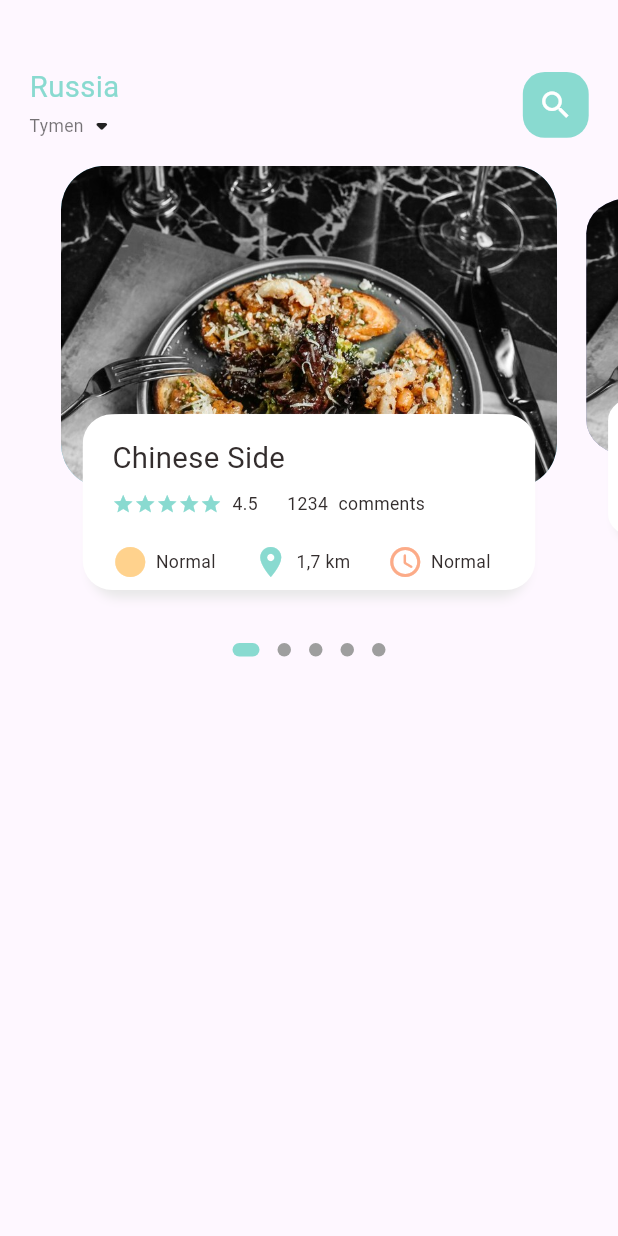
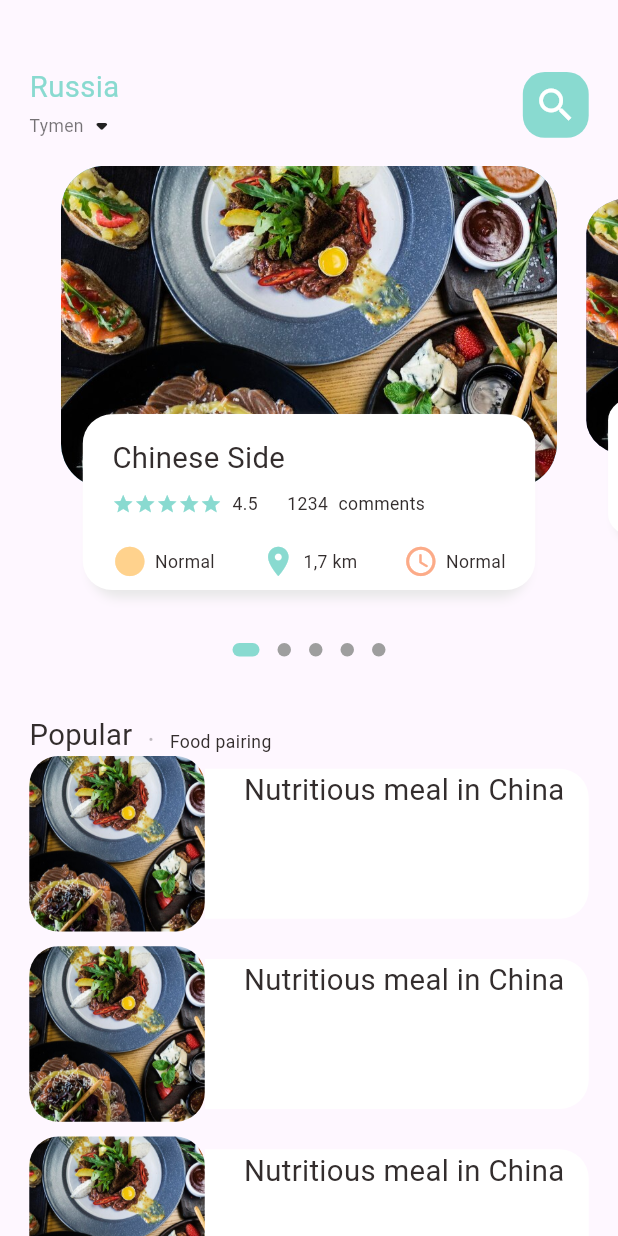
Before and after one commit to GirichevVasiliy/food_delivery, a Flutter app: the screen it shows after launch, on a phone screen of 412 x 824 dp. Run offline on Flutter 3.47's test engine with Material 3 defaults, Android fonts, the phone set to English and light mode, and no system bars; drawn by our look-alikes of dots_indicator; our stand-ins replace get.

Commit message:
04.06.24: Widget-Popular food

```diff
--- a/lib/home/food_page_body.dart
+++ b/lib/home/food_page_body.dart
@@ -1,5 +1,7 @@
 import 'package:dots_indicator/dots_indicator.dart';
+import 'package:flutter/cupertino.dart';
 import 'package:flutter/material.dart';
+import 'package:flutter/widgets.dart';
 import 'package:food_delivery/utils/colors.dart';
 import 'package:food_delivery/utils/dimensions.dart';
 import 'package:food_delivery/widgets/big_text.dart';
@@ -41,6 +43,7 @@ class _FoodPageBodyState extends State<FoodPageBody> {
   Widget build(BuildContext context) {
     return Column(
       children: [
+        // 1. Секция слайдера - карусели
         Container(
           //color: Colors.red,
           height: Dimensions.pageView,
@@ -51,6 +54,8 @@ class _FoodPageBodyState extends State<FoodPageBody> {
                 return _buildPageItem(position);
               }),
         ),
+
+        // 2. Секция точек под каруселью
         new DotsIndicator(
           dotsCount: 5,
           position: _currPageValue,
@@ -62,6 +67,80 @@ class _FoodPageBodyState extends State<FoodPageBody> {
                 borderRadius: BorderRadius.circular(5.0)),
           ),
         ),
+
+        // 3. Популярный текст
+        SizedBox(height: Dimensions.height30,),
+        Container(
+          margin: EdgeInsets.only(left: Dimensions.width20),
+          child: Row(
+            crossAxisAlignment: CrossAxisAlignment.end,
+            children: [
+              BigText(text: "Popular"),
+              SizedBox(width: Dimensions.width10,),
+              Container(
+                margin: const EdgeInsets.only(bottom: 3),
+                child: BigText(text: ".", color: Colors.black26),
+              ),
+              SizedBox(width: Dimensions.width10,),
+              Container(
+                margin: const EdgeInsets.only(bottom: 2),
+                child:  SmallText(text: "Food pairing"),
+              ),
+            ],
+          ),
+        ),
+
+        // 4. Список популярной еды
+        Container(
+          height: 900,
+          child: ListView.builder(
+              physics: NeverScrollableScrollPhysics(),
+              shrinkWrap: true,
+              itemCount: 10, //Количество элементов
+              itemBuilder: (context, index) {
+                return Container(
+                  margin: EdgeInsets.only(left: Dimensions.width20, right: Dimensions.width20, bottom: Dimensions.height10),
+                  child: Row(
+                    children: [
+                      // Картинка малая
+                      Container(
+                        width: Dimensions.height120,
+                        height: Dimensions.height120,
+                        decoration: BoxDecoration(
+                          borderRadius: BorderRadius.circular(Dimensions.radius20),
+                          color: Colors.white38,
+                          image: DecorationImage(
+                            fit: BoxFit.cover,
+                              image: AssetImage("assets/image/food_3.jpg")
+                          ),
+                        ),
+                      ),
+                      // Текстовый контейнер
+                      Expanded(
+                        child: Container(
+                          height: 100,
+                          decoration: BoxDecoration(
+                            borderRadius: BorderRadius.only(
+                              topRight: Radius.circular(Dimensions.radius20),
+                              bottomRight: Radius.circular(Dimensions.radius20),
+                            ),
+                             color: Colors.white,
+                          ),
+                          child: Padding(
+                            padding: EdgeInsets.only(left: Dimensions.width10),
+                            child: Column(
+                              children: [
+                                BigText(text: "Nutritious meal in China")
+                              ],
+                            ),
+                          ),
+                        ),
+                      )
+                    ],
+                  ),
+                );
+              }),
+        )
       ],
     );
   }
@@ -106,7 +185,7 @@ class _FoodPageBodyState extends State<FoodPageBody> {
                 color: index.isEven ? Color(0xFF69c5df) : Color(0xFF9294cc),
                 image: DecorationImage(
                     fit: BoxFit.cover,
-                    image: AssetImage("assets/image/food_1.jpg"))),
+                    image: AssetImage("assets/image/food_3.jpg"))),
           ),
           Align(
             alignment: Alignment.bottomCenter,
--- a/lib/home/main_food_page.dart
+++ b/lib/home/main_food_page.dart
@@ -41,7 +41,7 @@ class _MainFoodPageState extends State<MainFoodPage> {
                   child: Container(
                     width: Dimensions.width45,
                     height: Dimensions.height45,
-                    child: Icon(Icons.search, color: Colors.white),
+                    child: Icon(Icons.search, color: Colors.white, size: Dimensions.iconSize30),
                     decoration: BoxDecoration(
                       borderRadius: BorderRadius.circular(Dimensions.radius15),
                       color: AppColors.mainColor,
@@ -53,7 +53,9 @@ class _MainFoodPageState extends State<MainFoodPage> {
           ),
         ),
         // Тело страницы
-        FoodPageBody(),
+        Expanded(child: SingleChildScrollView(
+          child: FoodPageBody(),
+        ))
       ],
     ));
   }
--- a/lib/utils/dimensions.dart
+++ b/lib/utils/dimensions.dart
@@ -13,8 +13,10 @@ class Dimensions {
   static double height10 = screenHeight / 84.4; // screenHeight к примеру 844 / 10
   static double height15 = screenHeight / 56.27;
   static double height20 = screenHeight / 42.2;
+  static double height24 = screenHeight / 35.17;
   static double height30 = screenHeight / 28.13;
   static double height45 = screenHeight / 18.76;
+  static double height120 = screenHeight / 7.04;
 
   // Динамический Fonts
   static double font20 = screenHeight / 42.2;
@@ -32,4 +34,8 @@ class Dimensions {
   static double width20 = screenHeight / 42.2;
   static double width30 = screenHeight / 28.13;
   static double width45 = screenHeight / 18.76;
+
+  // icon Size
+  static double iconSize24 = screenHeight / 35.17;
+  static double iconSize30 = screenHeight / 28.13;
 }
--- a/lib/widgets/icon_and_text_widget.dart
+++ b/lib/widgets/icon_and_text_widget.dart
@@ -1,4 +1,5 @@
 import 'package:flutter/cupertino.dart';
+import 'package:food_delivery/utils/dimensions.dart';
 import 'package:food_delivery/widgets/small_text.dart';
 
 class IconAndTextWidget extends StatelessWidget {
@@ -11,10 +12,9 @@ class IconAndTextWidget extends StatelessWidget {
   Widget build(BuildContext context) {
     return Row(
       children: [
-        Icon(icon, color: iconColor,),
+        Icon(icon, color: iconColor, size: Dimensions.iconSize24,),
         SizedBox(width: 5,),
         SmallText(text: text,),
-        SizedBox(width: 10,),
       ],
     );
   }
```
